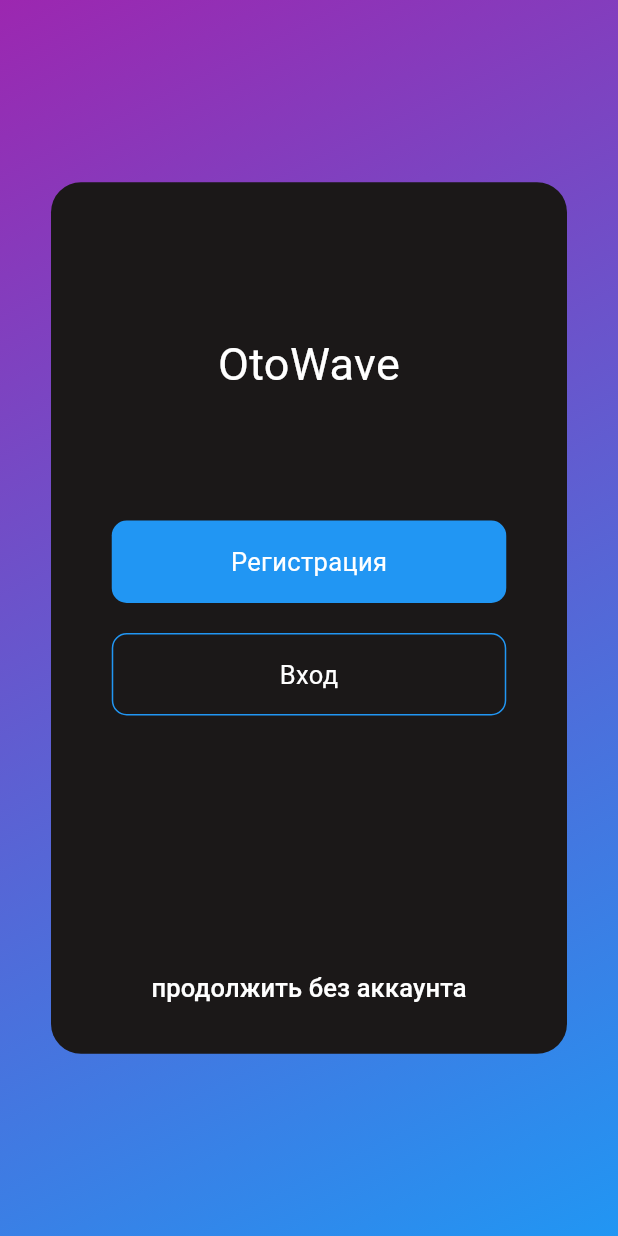
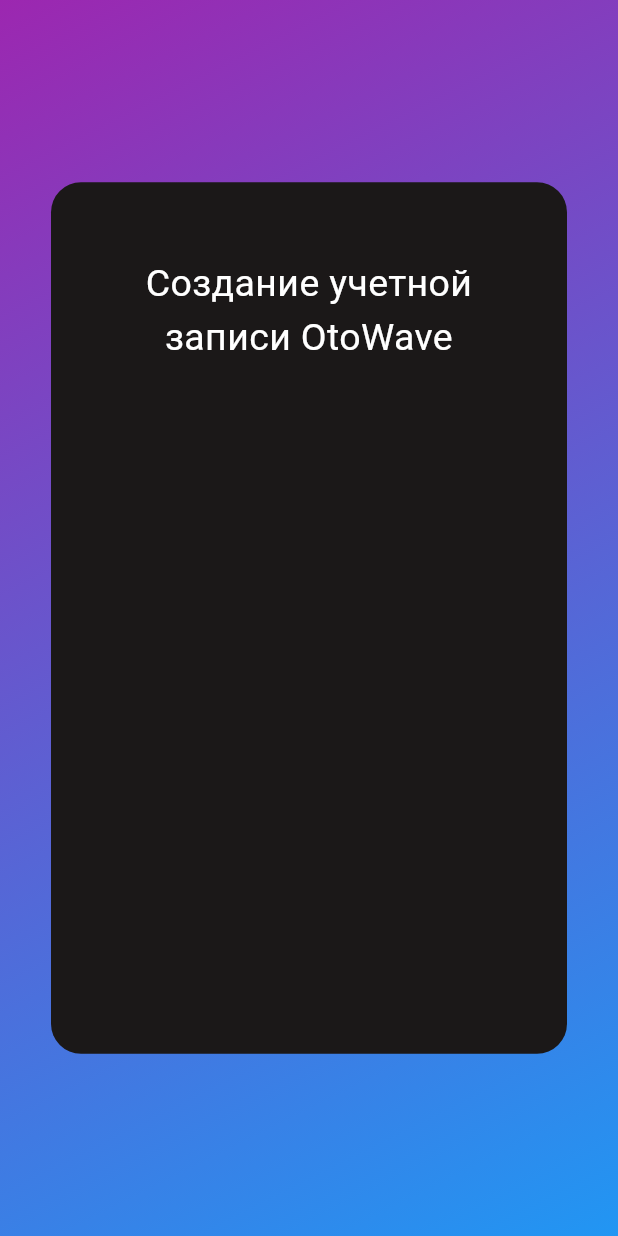
Before and after one commit to Sgale952/OtoWaveApp, a Flutter app: the screen it shows after launch, after a tap on "Регистрация", on a phone screen of 412 x 824 dp. Run offline on Flutter 3.47's test engine with Material 3 defaults, Android fonts, the phone set to English and light mode, and no system bars; Roboto replaces fonts that are missing (Inter-Medium).

Commit message:
реализовал переход c MainScreen.dart в LogInScreen.dart или RegistrationScreen.dart

```diff
--- /dev/null
+++ b/lib/LogInScreen.dart
@@ -0,0 +1,8 @@
+import 'package:flutter/material.dart';
+
+class LogInScreen extends StatelessWidget {
+  @override
+  Widget build(BuildContext context) {
+    return Scaffold();
+  }
+}
--- a/lib/MainScreen.dart
+++ b/lib/MainScreen.dart
@@ -1,4 +1,6 @@
+import 'package:OtoWave/RegistrationScreen.dart';
 import 'package:flutter/material.dart';
+ // Импортируем экран регистрации
 
 void main() {
   runApp(MyApp());
@@ -29,7 +31,7 @@ class _MainScreenState extends State<MainScreen> {
       body: Container(
         decoration: _buildBackgroundGradient(), // Задний фон с градиентом
         child: Center(
-          child: _buildContent(), // Центральное содержимое экрана
+          child: _buildContent(context), // Центральное содержимое экрана
         ),
       ),
     );
@@ -47,7 +49,7 @@ class _MainScreenState extends State<MainScreen> {
   }
 
   // Метод для построения центрального содержимого экрана
-  Widget _buildContent() {
+  Widget _buildContent(BuildContext context) {
     return Container(
       width: 344, // Ширина контейнера
       height: 581, // Высота контейнера
@@ -79,7 +81,13 @@ class _MainScreenState extends State<MainScreen> {
                   text: 'Регистрация', // Текст на кнопке
                   color: Colors.blue, // Цвет кнопки
                   textColor: Colors.white, // Цвет текста на кнопке
-                  onPressed: () {}, // Обработчик нажатия на кнопку
+                  onPressed: () {
+                    // Переход на экран регистрации
+                    Navigator.push(
+                      context,
+                      MaterialPageRoute(builder: (context) => RegistrationScreen()),
+                    );
+                  },
                 ),
                 SizedBox(height: 20), // Промежуток между кнопками
                 GestureDetector(
--- /dev/null
+++ b/lib/RegistrationScreen.dart
@@ -0,0 +1,87 @@
+import 'dart:async';
+
+import 'package:OtoWave/MainScreen.dart';
+import 'package:flutter/cupertino.dart';
+import 'package:flutter/material.dart';
+
+
+void main(){
+  runApp(MyApp());
+}
+
+class MyApp extends StatelessWidget {
+  @override
+  Widget build(BuildContext context) {
+    return MaterialApp(
+      theme: ThemeData(),
+      home: RegistrationScreen(),
+    );
+  }
+}
+
+class RegistrationScreen extends StatefulWidget {
+  @override
+  _RegistrationScreenState createState() => _RegistrationScreenState();
+
+}
+
+class _RegistrationScreenState extends  State<RegistrationScreen> {
+  bool _isHovered = false;
+  bool _isPressed = false;
+
+  @override
+  Widget build(BuildContext context) {
+    return Scaffold(
+      body: Container(
+        decoration:  _buildBackgroundGradient(),
+        child: Center(
+          child: _buildContext(context),
+        ),
+      ),
+    );
+  }
+
+  BoxDecoration _buildBackgroundGradient() {
+    return BoxDecoration(
+      gradient: LinearGradient(
+        colors: [Colors.purple, Colors.blue], // Цвета градиента
+        begin: Alignment.topLeft, // Начальное положение градиента
+        end: Alignment.bottomRight, // Конечное положение градиента
+      ),
+    );
+  }
+
+  Widget _buildContext(BuildContext context) {
+    return Container(
+      width: 344,
+      height: 581,
+      decoration: BoxDecoration(
+        color: Color.fromRGBO(27, 24, 24, 1.0),
+        borderRadius: BorderRadius.circular(20),
+      ),
+      child: Stack(
+        children: [
+          Positioned(
+            top: 50,
+            left: 20,
+            right: 20,
+            child: Text('Создание учетной записи OtoWave',
+            textAlign: TextAlign.center,
+              style: TextStyle(
+                color: Colors.white,
+                fontSize: 25,
+                fontFamily: 'Inter-Medium',
+              ),
+            ),
+          ),
+          Center(
+            child: Column(
+
+            ),
+          )
+        ],
+      ),
+    );
+  }
+
+  }
```
